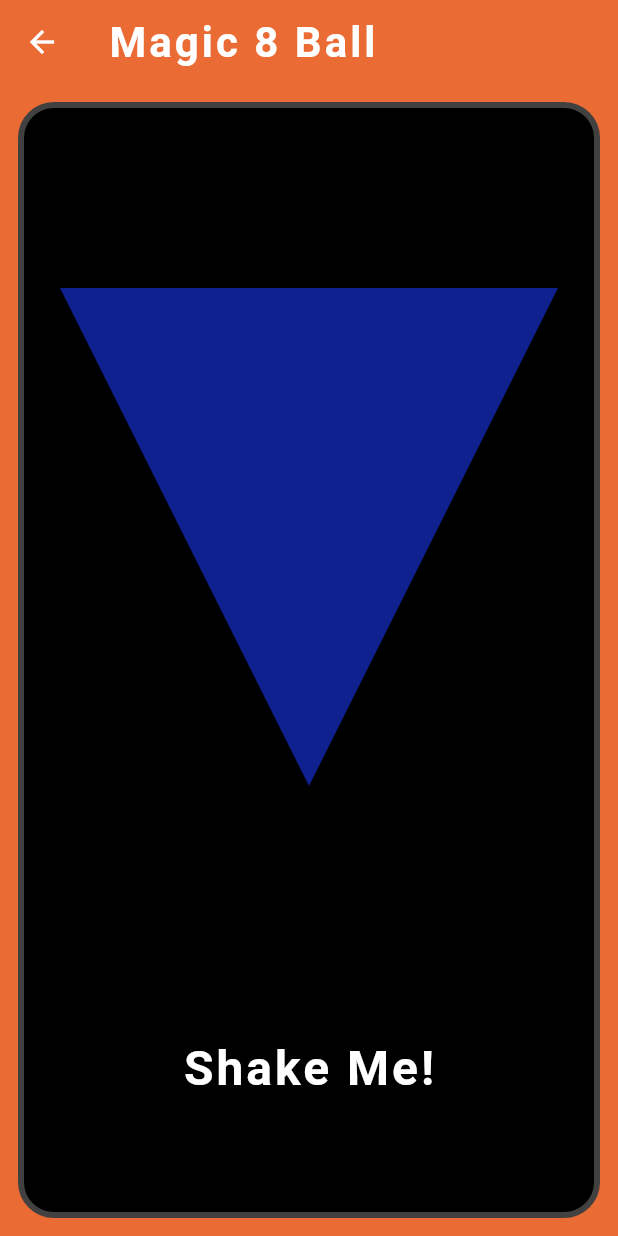
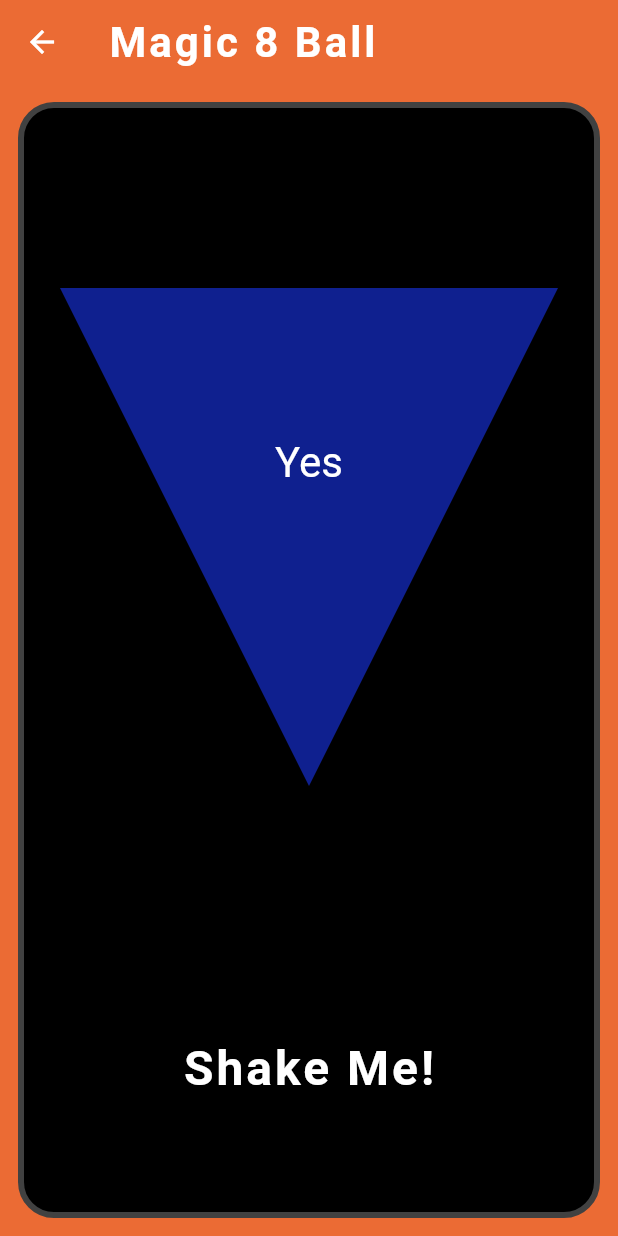
Before and after one commit to TavinaC/Decide., a Flutter app: the screen it shows after launch, after a tap on "Magic 8 Ball", on a phone screen of 412 x 824 dp. Run offline on Flutter 3.47's test engine with Material 3 defaults, Android fonts, the phone set to English and light mode, and no system bars; our stand-ins replace google_fonts.

Commit message:
finished 8 ball

```diff
--- a/lib/pages/magic_ball.dart
+++ b/lib/pages/magic_ball.dart
@@ -36,15 +36,17 @@ class MagicBallManager extends StatefulWidget {
 
 class _MagicBallState extends State<MagicBallManager>
     with SingleTickerProviderStateMixin {
-  String answer = "";
+  late String answer;
   late int index;
   bool _visible = true;
 
-  List<String> answerList = ["Yes", "No", "Better Luck \nNext Time"];
+  List<String> answerList = ["Yes", "No", "Better Luck \nNext Time", "Your Fate Has\n Changed", "Ask Again\nLater"];
 
   @override
   void initState() {
     super.initState();
+    index = Random().nextInt(answerList.length);
+    answer = answerList[index];
   }
 
   @override
@@ -62,7 +64,6 @@ class _MagicBallState extends State<MagicBallManager>
         setState(() {
           _visible = true;
         });
-
       },
       child: Column(
         crossAxisAlignment: CrossAxisAlignment.stretch,
@@ -91,13 +92,22 @@ class _MagicBallState extends State<MagicBallManager>
                     ),
               ),
             ),*/
-            child: AnimatedOpacity(
-              opacity: _visible ? 1.0 : 0.0,
-              duration: _visible ? const Duration(milliseconds: 500): const Duration(milliseconds: 100),
-              child: CustomPaint(
-              painter: TrianglePainter(text:answer),
-            ))
-          ),
+              child:
+                // CustomPaint(
+                //   painter: TrianglePainter(),
+                // ),
+                ClipPath(
+                  clipper: TriangleClipper(),
+                  child: Container(
+                    color: blue,
+                    child: AnimatedOpacity(
+                  opacity: _visible ? 1.0 : 0.0,
+                  duration: _visible ? const Duration(milliseconds: 500): const Duration(milliseconds: 100),
+                  child: CustomPaint(
+                  painter: TriangleTextPainter(text:answer),
+                )),
+              )),
+            ),
           Container(
             height: 6 * padding,
             margin: EdgeInsets.all(padding),
@@ -132,22 +142,36 @@ class TriangleClipper extends CustomClipper<Path> {
   }
 }
 
-class TrianglePainter extends CustomPainter {
+// class TrianglePainter extends CustomPainter {
+
+//   @override
+//   void paint(Canvas canvas, Size size) {
+//     final paint = Paint()
+//     ..color = blue
+//     ..style = PaintingStyle.fill;
+
+//     final path = Path();
+//     path.moveTo(0, 0); // Bottom left
+//     path.lineTo(size.width, 0); // Bottom right
+//     path.lineTo(size.width / 2, size.width); // Top center
+//     path.close();
+
+//     canvas.drawPath(path, paint);
+//   }
+
+//   @override
+//   bool shouldRepaint(CustomPainter oldDelegate) {
+//     return false;
+//   }
+// }
+
+class TriangleTextPainter extends CustomPainter {
   String text;
 
-  TrianglePainter({required this.text});
+  TriangleTextPainter({required this.text});
 
   @override
   void paint(Canvas canvas, Size size) {
-    final paint = Paint()
-    ..color = blue
-    ..style = PaintingStyle.fill;
-
-    final path = Path();
-    path.moveTo(0, 0); // Bottom left
-    path.lineTo(size.width, 0); // Bottom right
-    path.lineTo(size.width / 2, size.width); // Top center
-    path.close();
 
     final textPainter = TextPainter(
       text: TextSpan(
@@ -162,8 +186,8 @@ class TrianglePainter extends CustomPainter {
       textAlign: TextAlign.center,
     );
 
-    canvas.drawPath(path, paint);
-    textPainter.layout(maxWidth: size.width-padding);
+    //textPainter.layout(maxWidth: size.width-padding);
+    textPainter.layout();
     final offset = Offset(
       (size.width - textPainter.width) / 2, // Center horizontally
       (size.width - textPainter.height) / 3, // Center vertically
@@ -174,6 +198,6 @@ class TrianglePainter extends CustomPainter {
 
   @override
   bool shouldRepaint(CustomPainter oldDelegate) {
-    return oldDelegate is TrianglePainter && oldDelegate.text != text;
+    return oldDelegate is TriangleTextPainter && oldDelegate.text != text;
   }
 }
```
